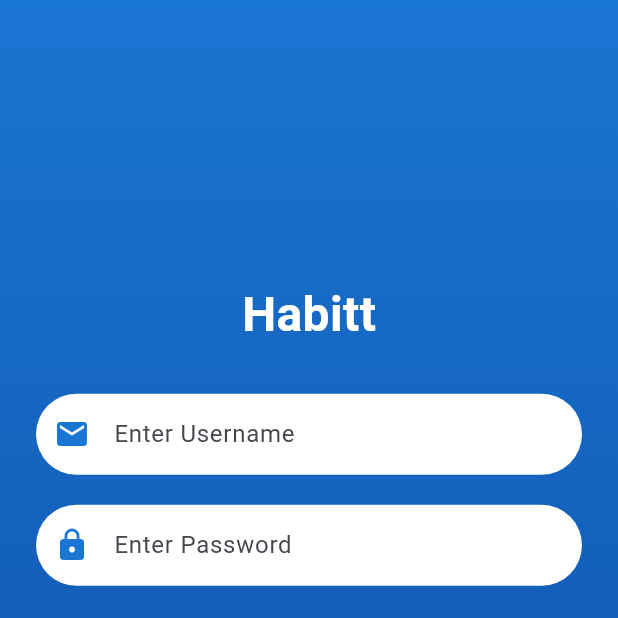
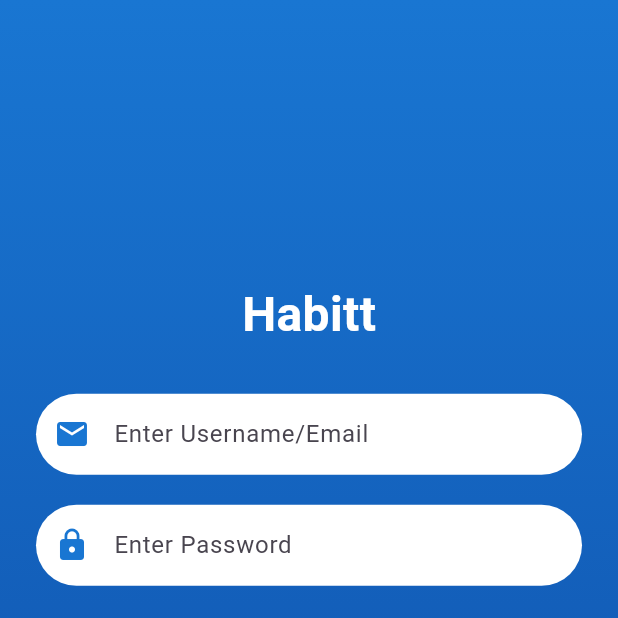
Before and after one commit to mohdfaisal77/habit_tracker, a Flutter app: the screen it shows after launch, on a phone screen of 412 x 824 dp, the top half of it. Run offline on Flutter 3.47's test engine with Material 3 defaults, Android fonts, the phone set to English and light mode, and no system bars; our stand-ins replace fluttertoast, shared_preferences; missing offline and left inert: dart:html.

```diff
--- a/lib/login_screen.dart
+++ b/lib/login_screen.dart
@@ -89,7 +89,7 @@ class _LoginScreenState extends State<LoginScreen> {
                     decoration: InputDecoration(
                       prefixIcon:
                       Icon(Icons.email, color: Colors.blue.shade700),
-                      hintText: 'Enter Username',
+                      hintText: 'Enter Username/Email',
                       border: InputBorder.none,
                       contentPadding: const EdgeInsets.symmetric(
                           horizontal: 20, vertical: 15),
```
